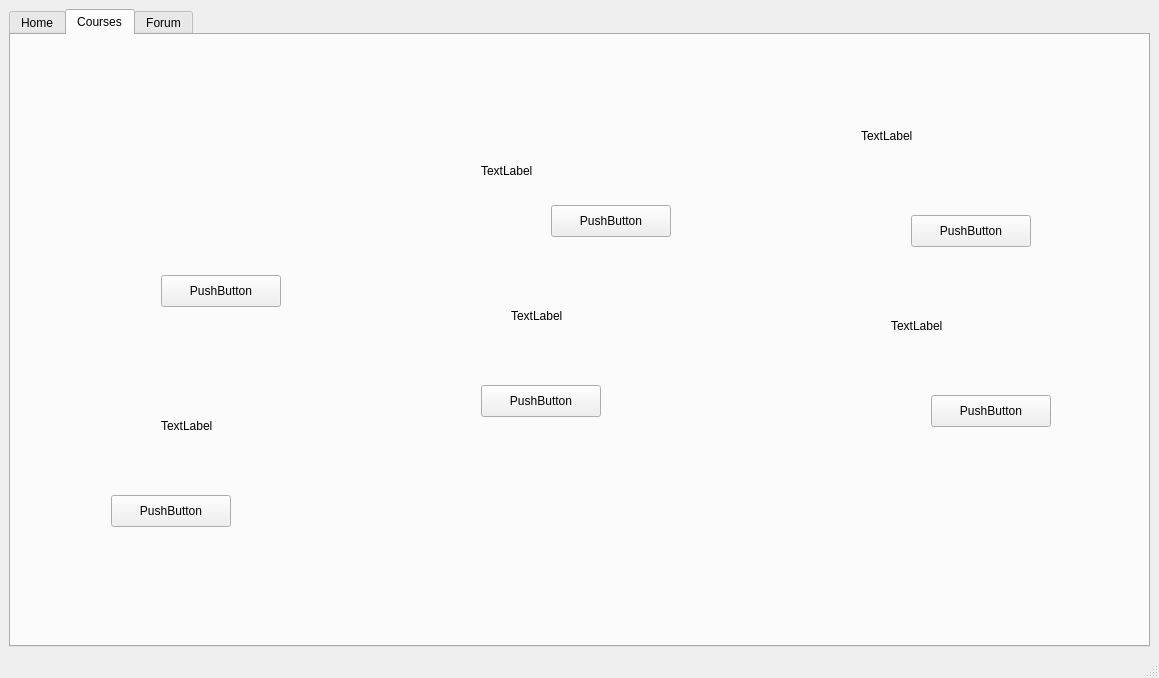
Qt form Jobs-of-SoftwareEngineer/Codeing/Scut/student.ui (CSLP/CPP) before a commit.
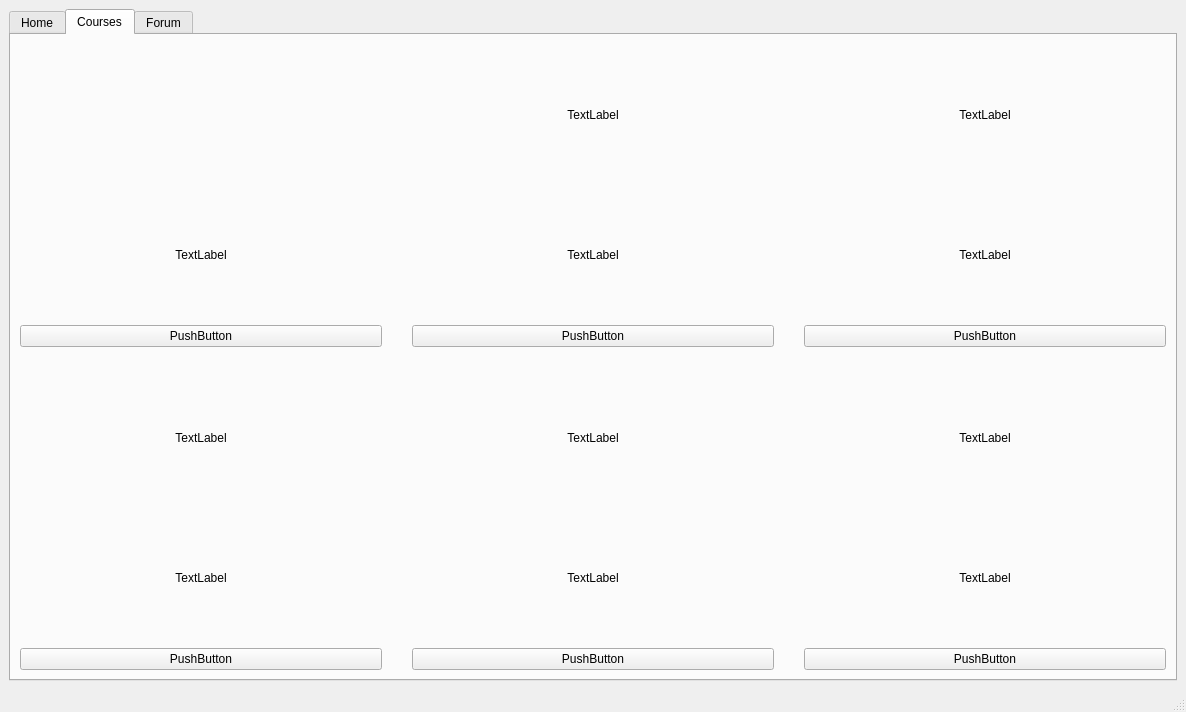
The same form after that commit. Icons and pictures are not drawn.

Diff of the .ui file:
```diff
--- a/Jobs-of-SoftwareEngineer/Codeing/Scut/student.ui
+++ b/Jobs-of-SoftwareEngineer/Codeing/Scut/student.ui
@@ -6,8 +6,8 @@
    <rect>
     <x>0</x>
     <y>0</y>
-    <width>1159</width>
-    <height>678</height>
+    <width>1186</width>
+    <height>712</height>
    </rect>
   </property>
   <property name="sizePolicy">
@@ -128,15 +128,17 @@
        <attribute name="title">
         <string>Courses</string>
        </attribute>
-       <widget class="QLabel" name="label_3">
-        <property name="geometry">
-         <rect>
-          <x>60</x>
-          <y>50</y>
-          <width>211</width>
-          <height>121</height>
-         </rect>
+       <layout class="QGridLayout" name="gridLayout">
+        <property name="horizontalSpacing">
+         <number>30</number>
         </property>
+        <property name="verticalSpacing">
+         <number>20</number>
+        </property>
+        <item row="0" column="0">
+         <layout class="QVBoxLayout" name="verticalLayout">
+          <item>
+           <widget class="QLabel" name="label1">
         <property name="text">
          <string>&lt;html&gt;&lt;head/&gt;&lt;body&gt;&lt;p&gt;&lt;img src=&quot;:/image/1.png&quot;/&gt;&lt;/p&gt;&lt;/body&gt;&lt;/html&gt;</string>
         </property>
@@ -144,155 +146,202 @@
          <bool>true</bool>
         </property>
         <property name="alignment">
-         <set>Qt::AlignHCenter|Qt::AlignTop</set>
-        </property>
-       </widget>
-       <widget class="QLabel" name="label_4">
-        <property name="geometry">
-         <rect>
-          <x>470</x>
-          <y>110</y>
-          <width>131</width>
-          <height>51</height>
-         </rect>
-        </property>
+             <set>Qt::AlignCenter</set>
+            </property>
+           </widget>
+          </item>
+          <item>
+           <widget class="QLabel" name="label11">
         <property name="text">
          <string>TextLabel</string>
         </property>
-        <property name="scaledContents">
-         <bool>true</bool>
-        </property>
-       </widget>
-       <widget class="QLabel" name="label_5">
-        <property name="geometry">
-         <rect>
-          <x>850</x>
-          <y>90</y>
-          <width>85</width>
-          <height>22</height>
-         </rect>
-        </property>
+            <property name="alignment">
+             <set>Qt::AlignCenter</set>
+            </property>
+           </widget>
+          </item>
+          <item>
+           <widget class="QPushButton" name="pushButton1">
+            <property name="text">
+             <string>PushButton</string>
+            </property>
+           </widget>
+          </item>
+         </layout>
+        </item>
+        <item row="0" column="1">
+         <layout class="QVBoxLayout" name="verticalLayout_2">
+          <item>
+           <widget class="QLabel" name="label2">
         <property name="text">
          <string>TextLabel</string>
         </property>
-       </widget>
-       <widget class="QLabel" name="label_6">
-        <property name="geometry">
-         <rect>
-          <x>150</x>
-          <y>380</y>
-          <width>85</width>
-          <height>22</height>
-         </rect>
-        </property>
+            <property name="scaledContents">
+             <bool>false</bool>
+            </property>
+            <property name="alignment">
+             <set>Qt::AlignCenter</set>
+            </property>
+           </widget>
+          </item>
+          <item>
+           <widget class="QLabel" name="label22">
         <property name="text">
          <string>TextLabel</string>
         </property>
-       </widget>
-       <widget class="QLabel" name="label_7">
-        <property name="geometry">
-         <rect>
-          <x>500</x>
-          <y>270</y>
-          <width>85</width>
-          <height>22</height>
-         </rect>
-        </property>
+            <property name="alignment">
+             <set>Qt::AlignCenter</set>
+            </property>
+           </widget>
+          </item>
+          <item>
+           <widget class="QPushButton" name="pushButton2">
+            <property name="text">
+             <string>PushButton</string>
+            </property>
+           </widget>
+          </item>
+         </layout>
+        </item>
+        <item row="0" column="2">
+         <layout class="QVBoxLayout" name="verticalLayout_3">
+          <item>
+           <widget class="QLabel" name="label3">
         <property name="text">
          <string>TextLabel</string>
         </property>
-       </widget>
-       <widget class="QLabel" name="label_8">
-        <property name="geometry">
-         <rect>
-          <x>880</x>
-          <y>280</y>
-          <width>85</width>
-          <height>22</height>
-         </rect>
-        </property>
+            <property name="scaledContents">
+             <bool>false</bool>
+            </property>
+            <property name="alignment">
+             <set>Qt::AlignCenter</set>
+            </property>
+           </widget>
+          </item>
+          <item>
+           <widget class="QLabel" name="label33">
         <property name="text">
          <string>TextLabel</string>
         </property>
-       </widget>
-       <widget class="QPushButton" name="pushButton">
-        <property name="geometry">
-         <rect>
-          <x>150</x>
-          <y>240</y>
-          <width>120</width>
-          <height>32</height>
-         </rect>
-        </property>
+            <property name="alignment">
+             <set>Qt::AlignCenter</set>
+            </property>
+           </widget>
+          </item>
+          <item>
+           <widget class="QPushButton" name="pushButton3">
         <property name="text">
          <string>PushButton</string>
         </property>
        </widget>
-       <widget class="QPushButton" name="pushButton_2">
-        <property name="geometry">
-         <rect>
-          <x>540</x>
-          <y>170</y>
-          <width>120</width>
-          <height>32</height>
-         </rect>
-        </property>
+          </item>
+         </layout>
+        </item>
+        <item row="1" column="0">
+         <layout class="QVBoxLayout" name="verticalLayout_4">
+          <item>
+           <widget class="QLabel" name="label4">
         <property name="text">
-         <string>PushButton</string>
-        </property>
-       </widget>
-       <widget class="QPushButton" name="pushButton_3">
-        <property name="geometry">
-         <rect>
-          <x>900</x>
-          <y>180</y>
-          <width>120</width>
-          <height>32</height>
-         </rect>
-        </property>
+             <string>TextLabel</string>
+            </property>
+            <property name="scaledContents">
+             <bool>false</bool>
+            </property>
+            <property name="alignment">
+             <set>Qt::AlignCenter</set>
+            </property>
+           </widget>
+          </item>
+          <item>
+           <widget class="QLabel" name="label44">
+            <property name="text">
+             <string>TextLabel</string>
+            </property>
+            <property name="alignment">
+             <set>Qt::AlignCenter</set>
+            </property>
+           </widget>
+          </item>
+          <item>
+           <widget class="QPushButton" name="pushButton4">
         <property name="text">
          <string>PushButton</string>
         </property>
        </widget>
-       <widget class="QPushButton" name="pushButton_4">
-        <property name="geometry">
-         <rect>
-          <x>100</x>
-          <y>460</y>
-          <width>120</width>
-          <height>32</height>
-         </rect>
-        </property>
+          </item>
+         </layout>
+        </item>
+        <item row="1" column="1">
+         <layout class="QVBoxLayout" name="verticalLayout_5">
+          <item>
+           <widget class="QLabel" name="label5">
         <property name="text">
-         <string>PushButton</string>
-        </property>
-       </widget>
-       <widget class="QPushButton" name="pushButton_5">
-        <property name="geometry">
-         <rect>
-          <x>470</x>
-          <y>350</y>
-          <width>120</width>
-          <height>32</height>
-         </rect>
-        </property>
+             <string>TextLabel</string>
+            </property>
+            <property name="alignment">
+             <set>Qt::AlignCenter</set>
+            </property>
+           </widget>
+          </item>
+          <item>
+           <widget class="QLabel" name="label55">
+            <property name="text">
+             <string>TextLabel</string>
+            </property>
+            <property name="alignment">
+             <set>Qt::AlignCenter</set>
+            </property>
+           </widget>
+          </item>
+          <item>
+           <widget class="QPushButton" name="pushButton5">
         <property name="text">
          <string>PushButton</string>
         </property>
        </widget>
-       <widget class="QPushButton" name="pushButton_6">
-        <property name="geometry">
-         <rect>
-          <x>920</x>
-          <y>360</y>
-          <width>120</width>
-          <height>32</height>
-         </rect>
-        </property>
+          </item>
+         </layout>
+        </item>
+        <item row="1" column="2">
+         <layout class="QVBoxLayout" name="verticalLayout_6">
+          <item>
+           <widget class="QLabel" name="label6">
+            <property name="text">
+             <string>TextLabel</string>
+            </property>
+            <property name="alignment">
+             <set>Qt::AlignCenter</set>
+            </property>
+           </widget>
+          </item>
+          <item>
+           <widget class="QLabel" name="label66">
         <property name="text">
+             <string>TextLabel</string>
+            </property>
+            <property name="alignment">
+             <set>Qt::AlignCenter</set>
+            </property>
+           </widget>
+          </item>
+          <item>
+           <widget class="QPushButton" name="pushButton6">
+            <property name="text">
          <string>PushButton</string>
         </property>
        </widget>
+          </item>
+         </layout>
+        </item>
+       </layout>
+       <zorder>verticalLayoutWidget</zorder>
+       <zorder>verticalLayoutWidget_2</zorder>
+       <zorder>verticalLayoutWidget_3</zorder>
+       <zorder>label44</zorder>
+       <zorder>verticalLayoutWidget_3</zorder>
+       <zorder>verticalLayoutWidget_4</zorder>
+       <zorder>verticalLayoutWidget_5</zorder>
+       <zorder>verticalLayoutWidget_6</zorder>
       </widget>
       <widget class="QWidget" name="forumTab">
        <attribute name="title">
```
Left out of the diff: 47 changed lines with no effect on the pictures. Lines whose indentation alone changed are shown as unchanged.
